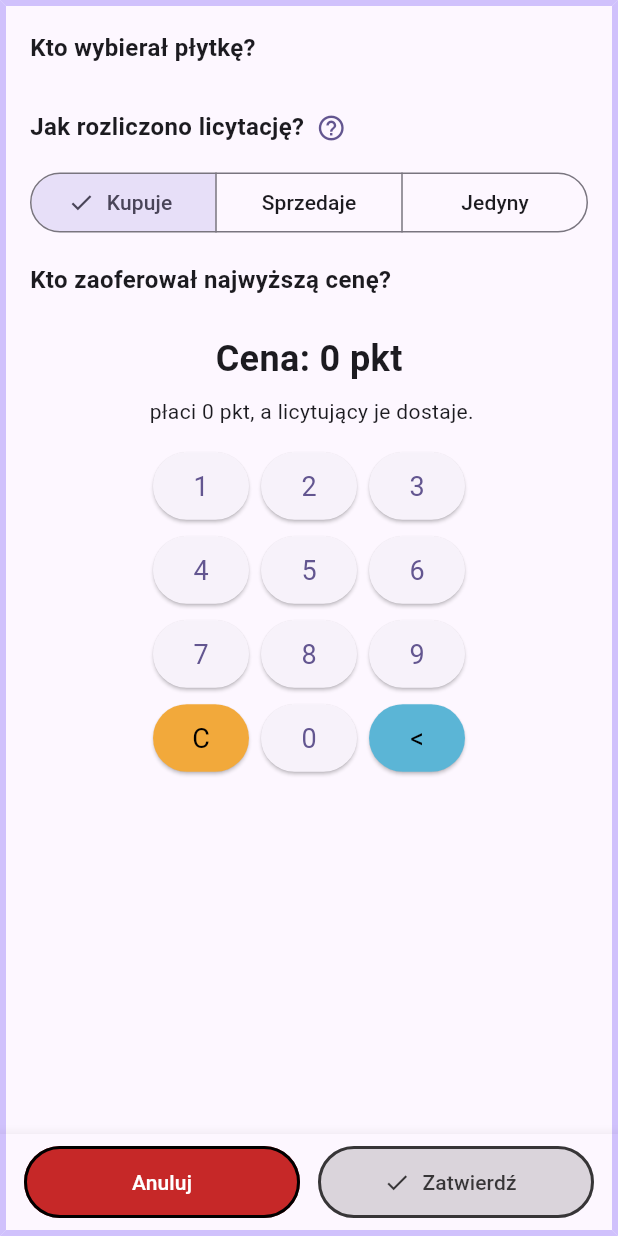
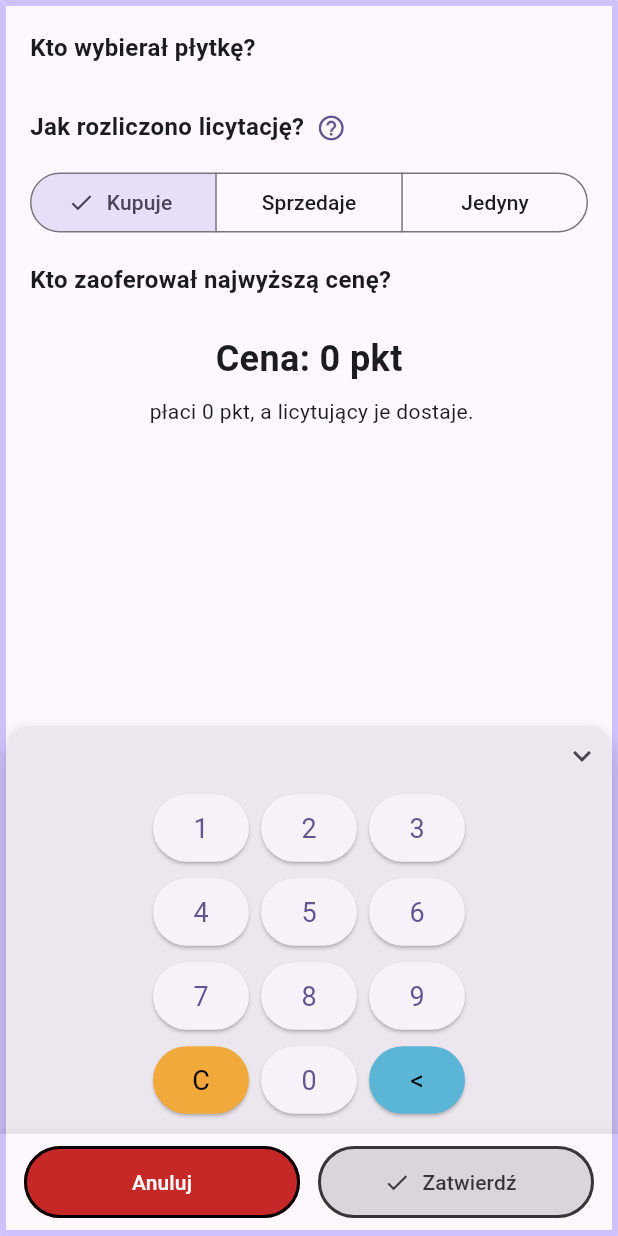
Before and after one commit to WGFizban/CC_NEW, a Flutter app: the BazaarScreen screen opened directly with empty values, on a phone screen of 412 x 824 dp. Run offline on Flutter 3.47's test engine with Material 3 defaults, Android fonts, the phone set to English and light mode, and no system bars; our stand-ins replace file_picker, flutter_colorpicker, flutter_svg, image_picker, package_info_plus, pdf and 2 more; accounts and stored records are empty; generated files the repository leaves out were written again.

Commit message:
Bazar: ta sama zwijalna klawiatura co na pozostałych ekranach
Co-Authored-By: Claude Sonnet 5.5 <noreply@anthropic.com>
Claude-Session: https://claude.ai/code/session_01P2QWxkXWwGKiSLABjDzL2r

```diff
--- a/lib/screens/bazaar_screen.dart
+++ b/lib/screens/bazaar_screen.dart
@@ -33,6 +33,13 @@ class _BazaarScreenState extends State<BazaarScreen> {
   Player? _bidder;
   _Deal _deal = _Deal.buy;
   int _price = 0;
+  final _keypadOpen = ValueNotifier<bool>(true);
+
+  @override
+  void dispose() {
+    _keypadOpen.dispose();
+    super.dispose();
+  }
 
   bool get _needsBidder => _deal != _Deal.solo;
 
@@ -107,15 +114,11 @@ class _BazaarScreenState extends State<BazaarScreen> {
               right: frameSide,
             ),
           ),
-          child: LayoutBuilder(
-            builder: (context, constraints) {
-              // W poziomie klawiatura stoi w panelu obok formularza.
-              final side = useSideKeypad(constraints);
-              final keypad = NumberKeypad(
+          child: CollapsibleKeypadLayout(
+            open: _keypadOpen,
             onKey: (key) =>
                 setState(() => _price = applyKey(_price, key, max: 9999)),
-              );
-              final list = ListView(
+            form: ListView(
               padding: const EdgeInsets.all(16),
               children: [
                   Text(
@@ -171,28 +174,24 @@ class _BazaarScreenState extends State<BazaarScreen> {
                     ),
                   ],
                   const SizedBox(height: 16),
-                  Center(
+                  // Stuknięcie w cenę wysuwa klawiaturę.
+                  GestureDetector(
+                    onTap: () => _keypadOpen.value = true,
+                    child: Center(
                       child: Text(
                         l.priceValue(_price),
-                      style: const TextStyle(fontSize: 24, fontWeight: FontWeight.bold),
+                        style: const TextStyle(
+                          fontSize: 24,
+                          fontWeight: FontWeight.bold,
+                        ),
+                      ),
                     ),
                   ),
                   const SizedBox(height: 8),
                   Center(child: Text(_description, textAlign: TextAlign.center)),
                   const SizedBox(height: 12),
-                  if (!side) keypad,
               ],
-              );
-              if (side) {
-                return Row(
-                  children: [
-                    Expanded(child: ContentWidth(child: list)),
-                    SideKeypadPanel(child: Center(child: keypad)),
-                  ],
-                );
-              }
-              return ContentWidth(child: list);
-            },
+            ),
           ),
         ),
       ),
```
Lines whose indentation alone changed are shown as unchanged.
